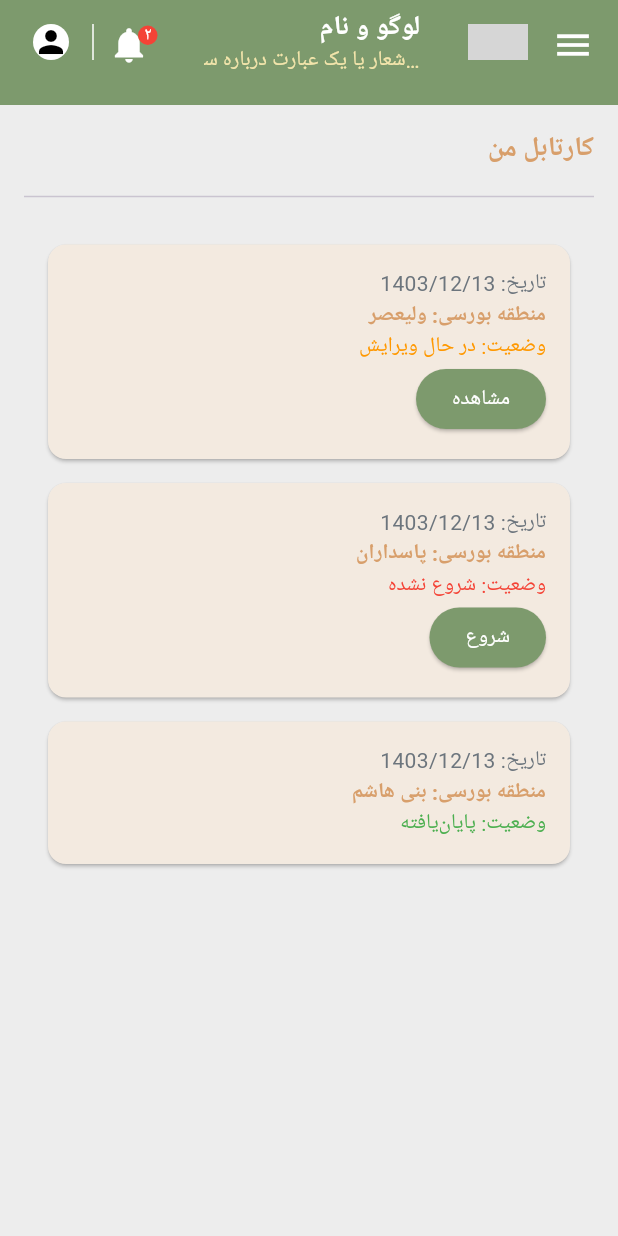
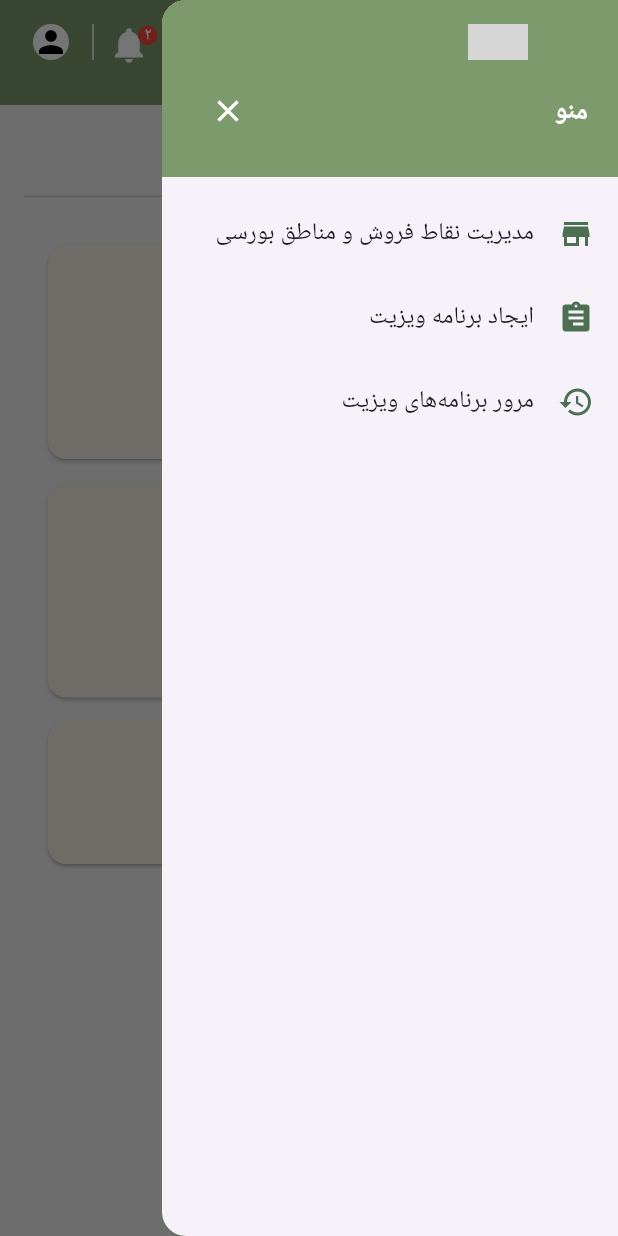
Before and after one commit to amirrezash80/Visitor, a Flutter app: the screen it shows after launch, with the side drawer open (before the commit the screen has no drawer), on a phone screen of 412 x 824 dp. Run offline on Flutter 3.47's test engine with Material 3 defaults, Android fonts, the phone set to English and light mode, and no system bars; our stand-ins replace get; grey boxes are pictures that could not be loaded.

Commit message:
add drawer to appbar

```diff
--- a/lib/features/visitor/presentation/pages/Dashboard.dart
+++ b/lib/features/visitor/presentation/pages/Dashboard.dart
@@ -1,17 +1,16 @@
 import 'package:flutter/material.dart';
 import 'package:get/get.dart';
 import '../getx/dashboard_controller.dart';
-import '../widgets/appBar.dart';
 import '../widgets/taskCard.dart';
+import '../widgets/base_screen.dart';
 
 class HomePage extends StatelessWidget {
   final DashboardController controller = Get.find();
 
   @override
   Widget build(BuildContext context) {
-    return Scaffold(
-      appBar: CustomAppBar(),
-      body: Padding(
+    return BaseScreen(  // ✅ Wrap inside BaseScreen
+      child: Padding(
         padding: EdgeInsets.all(16.0),
         child: Column(
           crossAxisAlignment: CrossAxisAlignment.start,
@@ -22,7 +21,6 @@ class HomePage extends StatelessWidget {
             ),
             SizedBox(height: 10),
             Divider(),
-
             Expanded(
               child: Obx(() => ListView.builder(
                 padding: EdgeInsets.all(16),
--- a/lib/features/visitor/presentation/pages/Region.dart
+++ b/lib/features/visitor/presentation/pages/Region.dart
@@ -1,32 +1,34 @@
 import 'package:flutter/material.dart';
 import 'package:get/get.dart';
-import '../getx/regionController.dart';
-import '../widgets/appBar.dart';
-import '../widgets/salesPointItem.dart';
+import '../getx/region_controller.dart';
+import '../widgets/sales_point_item.dart';
 import '../widgets/add_sales_point_modal.dart';
+import '../widgets/base_screen.dart';
+
 class RegionPage extends StatelessWidget {
-  final RegionController controller = Get.put(RegionController());
+  final RegionController controller = Get.find();
 
   @override
   Widget build(BuildContext context) {
-    return Scaffold(
-      appBar: CustomAppBar(),
-      body: SingleChildScrollView(
+    return BaseScreen( // ✅ Use BaseScreen instead of Scaffold
+      child: SingleChildScrollView(
         padding: EdgeInsets.all(16),
         child: Column(
           crossAxisAlignment: CrossAxisAlignment.center,
           children: [
-            Icon(Icons.map, size: 50, color: Colors.green[800]), // آیکون نقشه
+            Icon(Icons.map, size: 50, color: Colors.green[800]),
             SizedBox(height: 10),
             Obx(() => Text(
               controller.regionName.value,
               style: TextStyle(fontSize: 20, fontWeight: FontWeight.bold),
             )),
-            Obx(() => Text(controller.regionAddress.value,
-                style: TextStyle(fontSize: 14, color: Colors.grey))),
+            Obx(() => Text(
+              controller.regionAddress.value,
+              style: TextStyle(fontSize: 14, color: Colors.grey),
+            )),
             SizedBox(height: 15),
 
-            /// **نمایش نقشه**
+            /// **Map Display**
             Container(
               height: 200,
               width: double.infinity,
@@ -48,7 +50,7 @@ class RegionPage extends StatelessWidget {
             ),
             SizedBox(height: 10),
 
-            /// **لیست نقاط فروش**
+            /// **Sales Points List**
             Obx(() => Column(
               children: controller.salesPoints.map((point) {
                 return SalesPointItem(
@@ -61,7 +63,7 @@ class RegionPage extends StatelessWidget {
 
             SizedBox(height: 10),
 
-            /// **دکمه افزودن نقطه فروش جدید**
+            /// **Add New Sales Point Button**
             ElevatedButton.icon(
               style: ElevatedButton.styleFrom(
                 backgroundColor: Colors.white,
@@ -73,7 +75,6 @@ class RegionPage extends StatelessWidget {
               onPressed: () {
                 showAddSalesPointModal(context);
               },
-
               icon: Icon(Icons.add),
               label: Text("افزودن نقطه فروش جدید"),
             ),
--- a/lib/features/visitor/presentation/widgets/appBar.dart
+++ b/lib/features/visitor/presentation/widgets/appBar.dart
@@ -1,4 +1,5 @@
 import 'package:flutter/material.dart';
+import 'custom_drawer.dart';
 
 class CustomAppBar extends StatelessWidget implements PreferredSizeWidget {
   @override
@@ -8,8 +9,7 @@ class CustomAppBar extends StatelessWidget implements PreferredSizeWidget {
   Widget build(BuildContext context) {
     return Directionality(
       textDirection: TextDirection.ltr,
-    child:
-      AppBar(
+      child: AppBar(
         backgroundColor: Color(0xFF7D9A6D),
         elevation: 0,
         title: Column(
@@ -17,18 +17,11 @@ class CustomAppBar extends StatelessWidget implements PreferredSizeWidget {
           children: [
             Text(
               'لوگو و نام',
-            style: TextStyle(
-              color: Colors.white,
-              fontWeight: FontWeight.bold,
-              fontSize: 18,
-            ),
+              style: TextStyle(color: Colors.white, fontWeight: FontWeight.bold, fontSize: 18),
             ),
             Text(
               'شعار یا یک عبارت درباره سامانه',
-            style: TextStyle(
-              color: Color(0xFFF3E5AB),
-              fontSize: 14,
-            ),
+              style: TextStyle(color: Color(0xFFF3E5AB), fontSize: 14),
             ),
           ],
         ),
@@ -89,7 +82,10 @@ class CustomAppBar extends StatelessWidget implements PreferredSizeWidget {
                   ),
                 ),
                 SizedBox(width: 16),
-              Icon(Icons.menu, color: Colors.white, size: 28),
+                GestureDetector(
+                  onTap: () => Scaffold.of(context).openDrawer(),
+                  child: Icon(Icons.menu, color: Colors.white, size: 28),
+                ),
               ],
             ),
           ),
--- /dev/null
+++ b/lib/features/visitor/presentation/widgets/base_screen.dart
@@ -0,0 +1,18 @@
+import 'package:flutter/material.dart';
+import 'appBar.dart';
+import 'custom_drawer.dart';
+
+class BaseScreen extends StatelessWidget {
+  final Widget child;
+
+  const BaseScreen({required this.child, Key? key}) : super(key: key);
+
+  @override
+  Widget build(BuildContext context) {
+    return Scaffold(
+      appBar: CustomAppBar(),
+      drawer: CustomDrawer(),
+      body: child,
+    );
+  }
+}
--- /dev/null
+++ b/lib/features/visitor/presentation/widgets/custom_drawer.dart
@@ -0,0 +1,48 @@
+import 'package:flutter/material.dart';
+import 'package:get/get.dart';
+
+class CustomDrawer extends StatelessWidget {
+  @override
+  Widget build(BuildContext context) {
+    return Drawer(
+      child: Column(
+        crossAxisAlignment: CrossAxisAlignment.start,
+        children: [
+          /// **Header Section**
+          Container(
+            color: Color(0xFF7D9A6D),
+            padding: EdgeInsets.only(top: 50, bottom: 20, left: 20, right: 20),
+            child: Row(
+              mainAxisAlignment: MainAxisAlignment.spaceBetween,
+              children: [
+                Text(
+                  "منو",
+                  style: TextStyle(fontSize: 18, fontWeight: FontWeight.bold, color: Colors.white),
+                ),
+                IconButton(
+                  icon: Icon(Icons.close, color: Colors.white),
+                  onPressed: () => Get.back(),
+                ),
+              ],
+            ),
+          ),
+          SizedBox(height: 10),
+
+          /// **Menu Items**
+          buildDrawerItem(Icons.store, "مدیریت نقاط فروش و مناطق بورسی", () {}),
+          buildDrawerItem(Icons.assignment, "ایجاد برنامه ویزیت", () {}),
+          buildDrawerItem(Icons.history, "مرور برنامه‌های ویزیت", () {}),
+        ],
+      ),
+    );
+  }
+
+  /// **Helper function to create drawer items**
+  Widget buildDrawerItem(IconData icon, String title, VoidCallback onTap) {
+    return ListTile(
+      leading: Icon(icon, color: Color(0xFF4B6F50)),
+      title: Text(title, style: TextStyle(fontSize: 16)),
+      onTap: onTap,
+    );
+  }
+}
--- a/lib/main.dart
+++ b/lib/main.dart
@@ -5,6 +5,8 @@ import 'package:get/get.dart';
 import 'core/theme/appColor.dart';
 import 'core/theme/appTheme.dart';
 import 'features/visitor/presentation/getx/dashboard_controller.dart';
+import 'features/visitor/presentation/getx/region_controller.dart';
+
 import 'features/visitor/domain/usecases/get_tasks.dart';
 import 'features/visitor/data/repositories/task_repository_impl.dart';
 
@@ -13,6 +15,7 @@ void main() {
   final getTasksUseCase = GetTasks(taskRepository);
 
   Get.put(DashboardController(getTasksUseCase));  runApp(const MyApp());
+  Get.put(RegionController());
 }
 
 class MyApp extends StatelessWidget {
```
Also changed, not shown: lib/features/visitor/presentation/getx/region_controller.dart (renamed from lib/features/visitor/presentation/getx/regionController.dart), lib/features/visitor/presentation/widgets/sales_point_item.dart (renamed from lib/features/visitor/presentation/widgets/salesPointItem.dart). Lines whose indentation alone changed are shown as unchanged.
